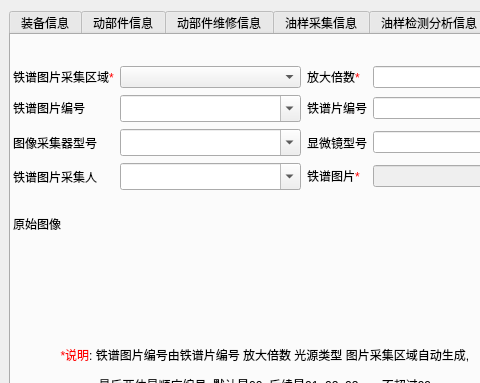
Old version of the form imageproperties.ui in the repository WooodHead/labelling3; both pictures show x 0 to 480 and y 0 to 383 of the 1166 by 468 pixel window.
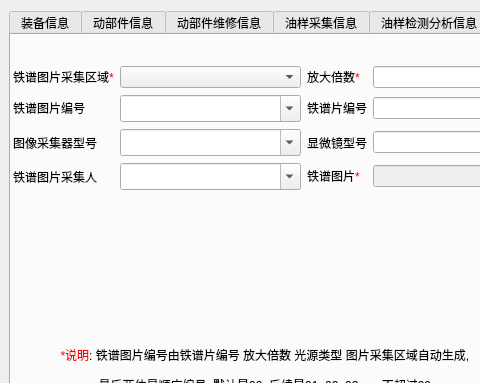
New version of the form. The open tabs and pages were chosen to show the change.

```diff
--- a/imageproperties.ui
+++ b/imageproperties.ui
@@ -1379,7 +1379,7 @@
       <item row="4" column="0">
        <widget class="QLabel" name="label_122">
         <property name="text">
-         <string>原始图像</string>
+         <string/>
         </property>
        </widget>
       </item>
```
Left out of the diff: 2 changed lines with no effect on the pictures.
